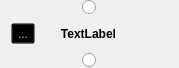
Before: the Qt Designer form ui/ProcessingBlock.ui in povle/pyblueprint, drawn with Qt 5.
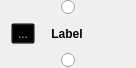
After: the same form once the commit is applied. Icons and pictures are not drawn. Custom widgets are drawn as their Qt base class.

Commit message: make all blocks resizeable

Diff of the .ui file:
```diff
--- a/ui/ProcessingBlock.ui
+++ b/ui/ProcessingBlock.ui
@@ -6,7 +6,7 @@
    <rect>
     <x>0</x>
     <y>0</y>
-    <width>179</width>
+    <width>136</width>
     <height>68</height>
    </rect>
   </property>
@@ -93,6 +93,22 @@
          </property>
         </widget>
        </item>
+       <item>
+        <spacer name="horizontalSpacer_2">
+         <property name="orientation">
+          <enum>Qt::Horizontal</enum>
+         </property>
+         <property name="sizeType">
+          <enum>QSizePolicy::Fixed</enum>
+         </property>
+         <property name="sizeHint" stdset="0">
+          <size>
+           <width>5</width>
+           <height>20</height>
+          </size>
+         </property>
+        </spacer>
+       </item>
        <item>
         <widget class="QLabel" name="label">
          <property name="sizePolicy">
@@ -108,11 +124,14 @@
           </font>
          </property>
          <property name="text">
-          <string>TextLabel</string>
+          <string>Label</string>
          </property>
          <property name="alignment">
           <set>Qt::AlignCenter</set>
          </property>
+         <property name="margin">
+          <number>5</number>
+         </property>
         </widget>
        </item>
        <item>
@@ -125,7 +144,7 @@
          </property>
          <property name="sizeHint" stdset="0">
           <size>
-           <width>26</width>
+           <width>31</width>
            <height>20</height>
           </size>
          </property>
```
The commit also changes 2 other files.
